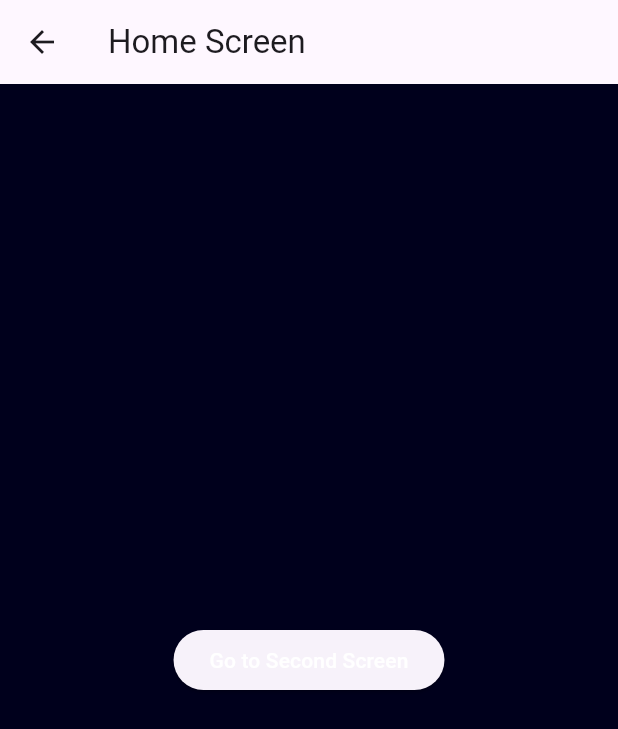
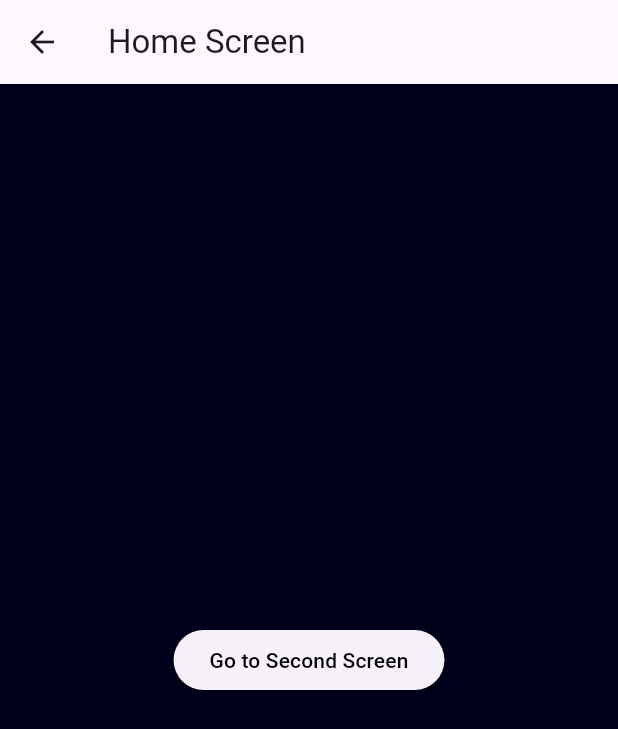
Before and after one commit to Absattar22/Notiva, a Flutter app: the HomeScreen screen opened by its route, on a phone screen of 412 x 824 dp. Shown: the top 729 px of the screen. Run offline on Flutter 3.47's test engine with Material 3 defaults, Android fonts, the light colour scheme and no system bars; our stand-ins replace shared_preferences, smooth_page_indicator; accounts and stored records are empty.

Commit message:
update app structure

```diff
--- a/lib/main.dart
+++ b/lib/main.dart
@@ -1,6 +1,6 @@
 import 'package:flutter/material.dart';
-import 'package:notiva/screens/home_screen.dart';
-import 'package:notiva/screens/onboarding_screen.dart';
+import 'package:notiva/views/home_screen.dart';
+import 'package:notiva/views/onboarding_screen.dart';
 import 'package:shared_preferences/shared_preferences.dart';
 
 void main() async {
@@ -15,7 +15,7 @@
 // ignore: camel_case_types, use_key_in_widget_constructors
 class Notiva extends StatelessWidget {
   final bool onboarding;
-  const Notiva({super.key,  this.onboarding = false});
+  const Notiva({super.key, this.onboarding = false});
   @override
   Widget build(BuildContext context) {
     return MaterialApp(
--- a/lib/screens/home_screen.dart
+++ b/lib/views/home_screen.dart
@@ -18,7 +18,10 @@ class HomeScreen extends StatelessWidget {
           onPressed: () {
             Navigator.pushNamed(context, '/second');
           },
-          child: const Text('Go to Second Screen' , style: TextStyle(color: Colors.white),),
+          child: const Text(
+            'Go to Second Screen',
+            style: TextStyle(color: Color.fromARGB(255, 1, 0, 0)),
+          ),
         ),
       ),
     );
--- a/lib/screens/onboarding_screen.dart
+++ b/lib/views/onboarding_screen.dart
@@ -1,7 +1,7 @@
 import 'package:flutter/material.dart';
 import 'package:notiva/constants.dart';
-import 'package:notiva/screens/home_screen.dart';
-import 'package:notiva/screens/intro_screens.dart';
+import 'package:notiva/views/home_screen.dart';
+import 'package:notiva/views/intro_screens.dart';
 import 'package:shared_preferences/shared_preferences.dart';
 import 'package:smooth_page_indicator/smooth_page_indicator.dart';
 
```
Also changed, not shown: assets/images/lol.png (deleted), lib/views/intro_screens.dart (renamed from lib/screens/intro_screens.dart).
